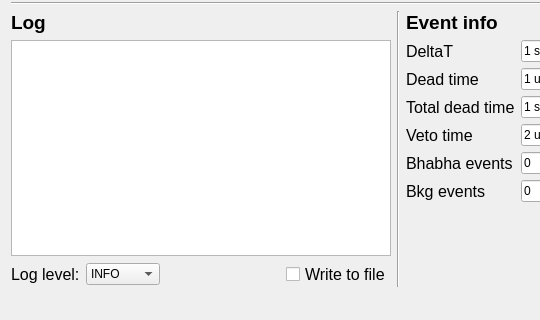
Before: the Qt Designer form LOM/forms/LOMView.ui in DaryaShirokova/LOM, drawn with Qt 5; both pictures show x 0 to 540 and y 402 to 722 of the 1140 by 722 pixel window.
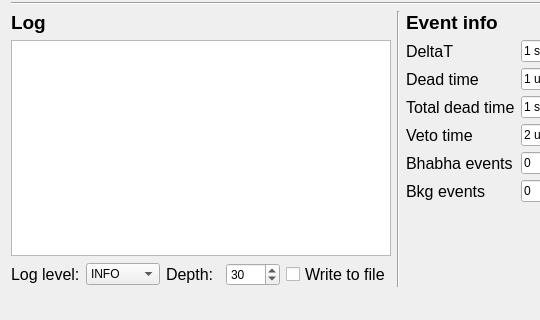
After: the same form once the commit is applied. Custom widgets are drawn as their Qt base class.

```diff
--- a/LOM/forms/LOMView.ui
+++ b/LOM/forms/LOMView.ui
@@ -373,17 +373,29 @@
                  </widget>
                 </item>
                 <item>
-                 <spacer name="horizontalSpacer">
-                  <property name="orientation">
-                   <enum>Qt::Horizontal</enum>
+                 <widget class="QLabel" name="label_12">
+                  <property name="font">
+                   <font>
+                    <pointsize>12</pointsize>
+                   </font>
                   </property>
-                  <property name="sizeHint" stdset="0">
-                   <size>
-                    <width>40</width>
-                    <height>20</height>
-                   </size>
+                  <property name="text">
+                   <string>Depth:</string>
                   </property>
-                 </spacer>
+                 </widget>
+                </item>
+                <item>
+                 <widget class="QSpinBox" name="logDepthspinBox">
+                  <property name="maximum">
+                   <number>1000</number>
+                  </property>
+                  <property name="singleStep">
+                   <number>10</number>
+                  </property>
+                  <property name="value">
+                   <number>30</number>
+                  </property>
+                 </widget>
                 </item>
                 <item>
                  <widget class="QCheckBox" name="checkBoxSaveLog">
```
Left out of the diff: 40 changed lines with no effect on the pictures.
